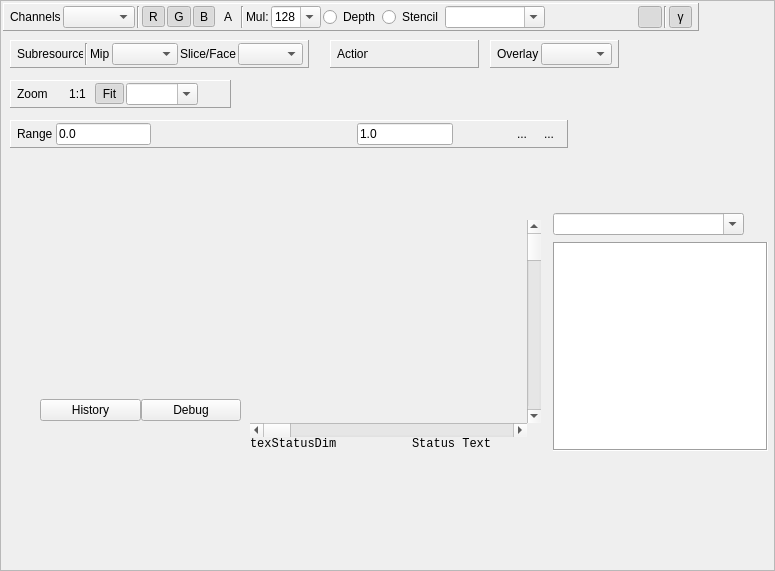
Before: the Qt Designer form qrenderdoc/Windows/TextureViewer.ui in baldurk/renderdoc, drawn with Qt 5.
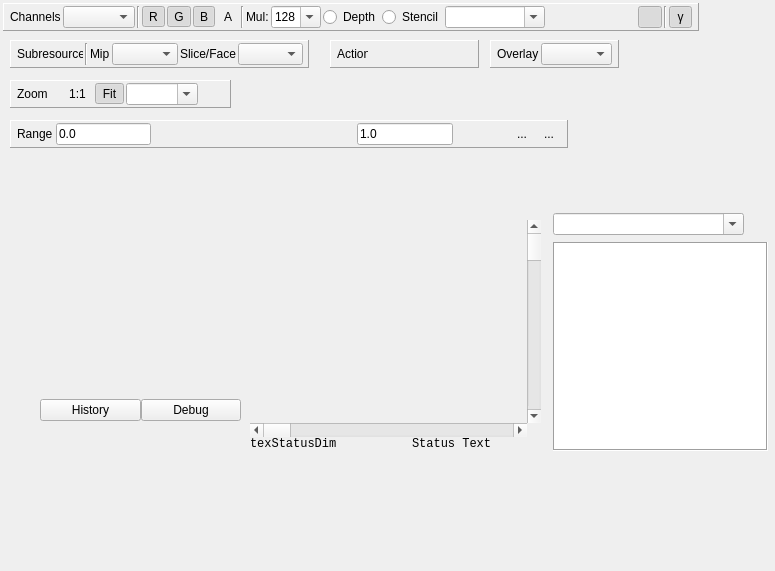
After: the same form once the commit is applied. Icons and pictures are not drawn. Custom widgets are drawn as their Qt base class.

Commit message:
Add more consistency to docking panels and widgets
* Dock panels shouldn't have any frame border or anything like that.
* They should have an external margin of 3 pixels at their border,
  but then no further margins on the layouts (like sub-controls for
  the pipeline state views.
* Toolbars should be Raised & Panel frames. Later we'll replace them
  with actual QToolBars to better customise the painting.

```diff
--- a/qrenderdoc/Windows/TextureViewer.ui
+++ b/qrenderdoc/Windows/TextureViewer.ui
@@ -13,12 +13,6 @@
   <property name="windowTitle">
    <string>Texture Viewer</string>
   </property>
-  <property name="frameShape">
-   <enum>QFrame::StyledPanel</enum>
-  </property>
-  <property name="frameShadow">
-   <enum>QFrame::Raised</enum>
-  </property>
   <widget class="ToolWindowManager" name="dockarea" native="true">
    <property name="geometry">
     <rect>
@@ -1266,6 +1260,11 @@
   </widget>
  </widget>
  <customwidgets>
+  <customwidget>
+   <class>RDLineEdit</class>
+   <extends>QLineEdit</extends>
+   <header>Widgets/Extended/RDLineEdit.h</header>
+  </customwidget>
   <customwidget>
    <class>ToolWindowManager</class>
    <extends>QWidget</extends>
@@ -1276,11 +1275,6 @@
    <extends>QWidget</extends>
    <header>Widgets/CustomPaintWidget.h</header>
   </customwidget>
-  <customwidget>
-   <class>RDLineEdit</class>
-   <extends>QLineEdit</extends>
-   <header>Widgets/Extended/RDLineEdit.h</header>
-  </customwidget>
   <customwidget>
    <class>ThumbnailStrip</class>
    <extends>QWidget</extends>
```
The commit also changes 18 other files.
